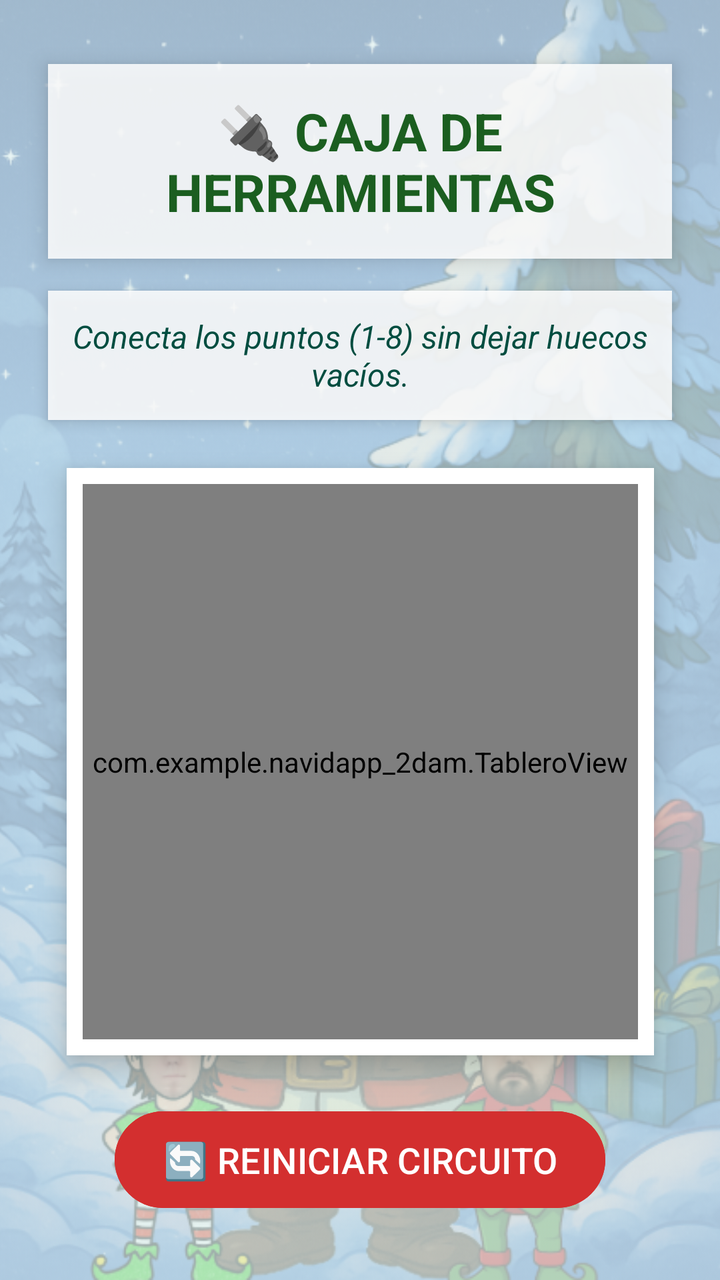
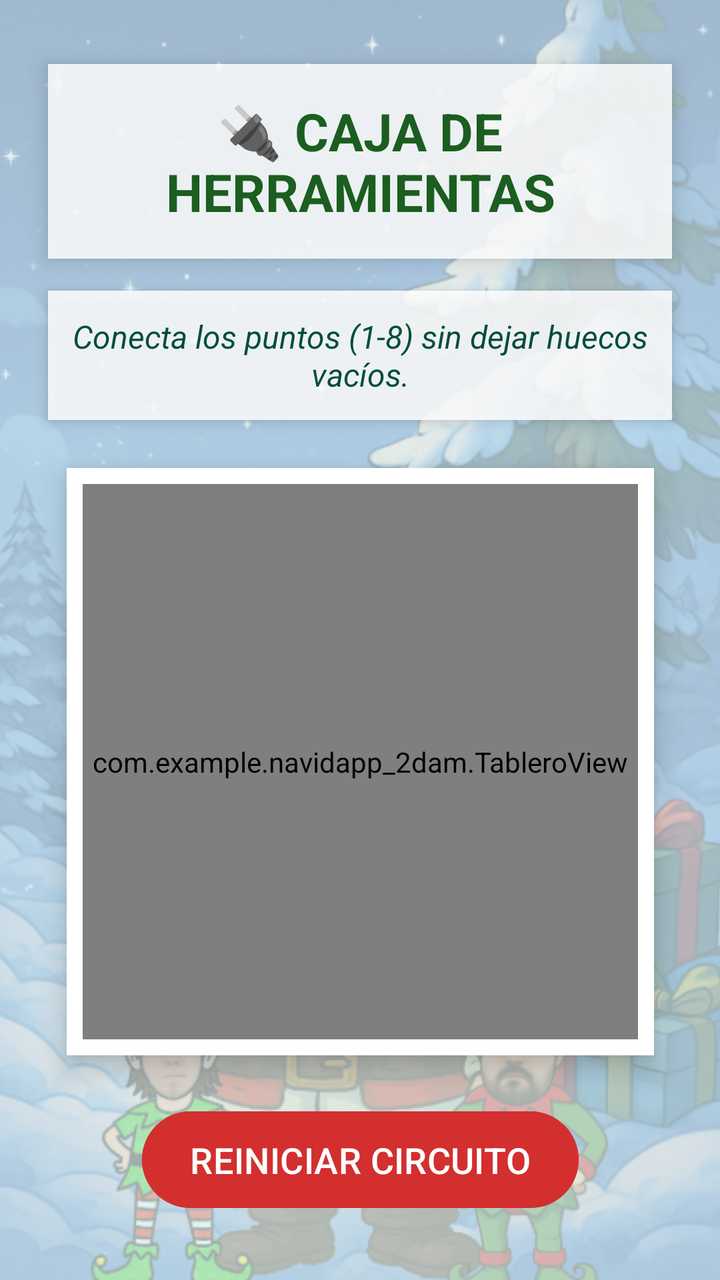

Compare the two renders of this Android layout. The source of the first and the diff that turns it into the second are given below.
<!-- AndroidManifest.xml: application theme Theme.NavidAPP_2DAM -->
<!-- res/layout/fragment_juego_zip.xml -->
<?xml version="1.0" encoding="utf-8"?>
<androidx.constraintlayout.widget.ConstraintLayout
    xmlns:android="http://schemas.android.com/apk/res/android"
    xmlns:app="http://schemas.android.com/apk/res-auto"
    android:layout_width="match_parent"
    android:layout_height="match_parent"
    android:background="#E0F2F1">

    <ImageView
        android:layout_width="match_parent"
        android:layout_height="match_parent"
        android:src="@drawable/fondo_principal"
        android:scaleType="centerCrop"
        android:alpha="0.3"/>

    <TextView
        android:id="@+id/tvTituloZip"
        android:layout_width="0dp"
        android:layout_height="wrap_content"
        android:text="🔌 CAJA DE HERRAMIENTAS"
        android:textSize="26sp"
        android:textAlignment="center"
        android:textStyle="bold"
        android:textColor="#1B5E20"
        android:background="#D9FFFFFF"
        android:padding="16dp"
        android:elevation="6dp"
        android:layout_marginTop="32dp"
        android:layout_marginHorizontal="24dp"
        app:layout_constraintTop_toTopOf="parent"
        app:layout_constraintStart_toStartOf="parent"
        app:layout_constraintEnd_toEndOf="parent"/>

    <TextView
        android:id="@+id/tvSubtituloZip"
        android:layout_width="0dp"
        android:layout_height="wrap_content"
        android:text="Conecta los puntos (1-8) sin dejar huecos vacíos."
        android:textAlignment="center"
        android:textColor="#004D40"
        android:textSize="16sp"
        android:textStyle="italic"
        android:background="#D9FFFFFF"
        android:padding="12dp"
        android:elevation="4dp"
        android:layout_marginTop="16dp"
        android:layout_marginHorizontal="24dp"
        app:layout_constraintTop_toBottomOf="@id/tvTituloZip"
        app:layout_constraintStart_toStartOf="parent"
        app:layout_constraintEnd_toEndOf="parent"/>

    <FrameLayout
        android:id="@+id/contenedorTablero"
        android:layout_width="0dp"
        android:layout_height="0dp"
        android:layout_margin="24dp"
        android:background="#FFFFFF"
        android:elevation="8dp"
        android:padding="8dp"
        app:layout_constraintDimensionRatio="1:1"
        app:layout_constraintTop_toBottomOf="@id/tvSubtituloZip"
        app:layout_constraintBottom_toTopOf="@id/btnReiniciarZip"
        app:layout_constraintStart_toStartOf="parent"
        app:layout_constraintEnd_toEndOf="parent">

        <com.example.navidapp_2dam.TableroView
            android:id="@+id/tableroZip"
            android:layout_width="match_parent"
            android:layout_height="match_parent"
            android:background="#FFF8E1"/> </FrameLayout>

    <Button
        android:id="@+id/btnReiniciarZip"
        android:layout_width="wrap_content"
        android:layout_height="wrap_content"
        android:text="🔄 REINICIAR CIRCUITO"
        android:backgroundTint="#D32F2F"
        android:textColor="#FFFFFF"
        android:textSize="18sp"
        android:paddingHorizontal="24dp"
        android:paddingVertical="12dp"
        android:layout_marginBottom="32dp"
        android:elevation="6dp"
        app:layout_constraintBottom_toBottomOf="parent"
        app:layout_constraintStart_toStartOf="parent"
        app:layout_constraintEnd_toEndOf="parent"/>

</androidx.constraintlayout.widget.ConstraintLayout>
<!-- resources referenced by this layout -->
<resources>
  <!-- drawable fondo_principal: png bitmap (drawable, 873567 bytes) -->
  <style name="Theme.NavidAPP_2DAM" parent="Base.Theme.NavidAPP_2DAM" />
  <style name="Base.Theme.NavidAPP_2DAM" parent="Theme.Material3.DayNight.NoActionBar">
          
          
      </style>
</resources>

<!-- the commit's change to res/layout/fragment_juego_zip.xml (unified diff, before → after) -->
@@ -73,7 +73,7 @@
         android:id="@+id/btnReiniciarZip"
         android:layout_width="wrap_content"
         android:layout_height="wrap_content"
-        android:text="🔄 REINICIAR CIRCUITO"
+        android:text="REINICIAR CIRCUITO"
         android:backgroundTint="#D32F2F"
         android:textColor="#FFFFFF"
         android:textSize="18sp"
